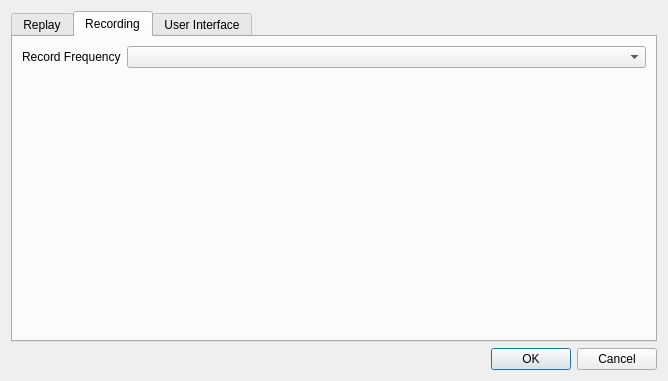
Before: the Qt Designer form src/UserInterface/src/Dialogs/SettingsDialog.ui in till213/SkyDolly, drawn with Qt 5.
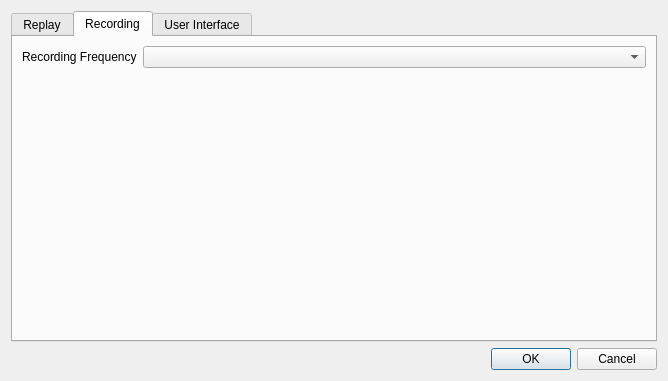
After: the same form once the commit is applied. The open tabs and pages were chosen to show the change.

Commit message:
Always record event-based.
- The SkyConnect recording is now always event-driven
- That is, samples are now taken for each simulation event
- However for sample rates other than "Auto" the values are first
temporarily stored...
- ... and then properly stored in the aircraft data structures
("upsert)"...
- ... based on the new "sample" method which is called by the abstract
base class (triggered by the "recording timer")

Patch:
```diff
--- a/src/UserInterface/src/Dialogs/SettingsDialog.ui
+++ b/src/UserInterface/src/Dialogs/SettingsDialog.ui
@@ -135,7 +135,7 @@
        <item row="0" column="0">
         <widget class="QLabel" name="label_5">
          <property name="text">
-          <string>Record Frequency</string>
+          <string>Recording Frequency</string>
          </property>
         </widget>
        </item>
```
Left out of the diff: 2 changed lines with no effect on the pictures. The commit also changes 31 other files.
